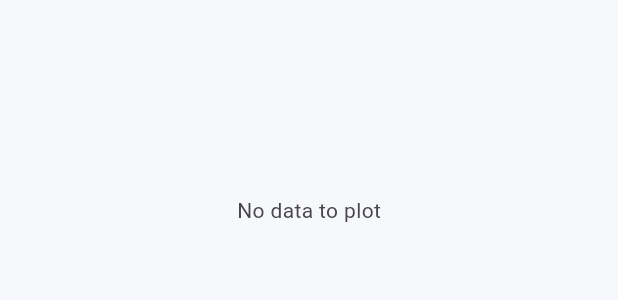
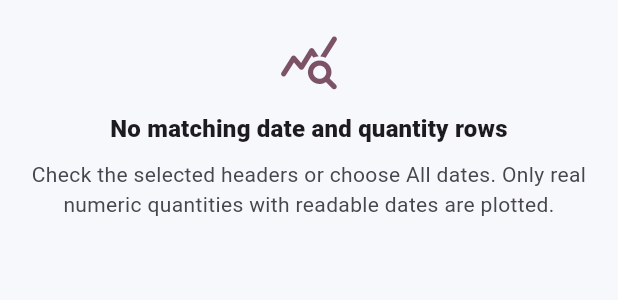
Before and after one commit to MdEnamulHaque007/BizBrain, a Flutter app: the MultiStageLineChart widget shown alone on an empty page, opened directly with empty values, on a phone screen of 412 x 824 dp. Shown: the top 300 px of the screen. Run offline on Flutter 3.47's test engine with Material 3 defaults, Android fonts, the phone set to English and light mode, and no system bars; our stand-ins replace cloud_firestore, cloud_functions, firebase_auth, firebase_core, fl_chart, flutter_riverpod and 4 more; missing offline and left inert: dart:js_interop; accounts and stored records are empty.

Commit message:
Redesign Time Lapse chart with StageSeries API and 7-day average overlay

```diff
--- a/lib/features/time_lapse/presentation/widgets/multi_stage_line_chart.dart
+++ b/lib/features/time_lapse/presentation/widgets/multi_stage_line_chart.dart
@@ -9,69 +9,68 @@ class TrendPoint {
   final double value;
 }
 
+/// One coloured production stage plotted in [MultiStageLineChart].
+class StageSeries {
+  const StageSeries({
+    required this.stageName,
+    required this.color,
+    required this.points,
+  });
+
+  final String stageName;
+  final Color color;
+  final List<TrendPoint> points;
+}
+
 /// Multi-series line chart that plots one coloured line per production stage
-/// using fl_chart. Includes an animated draw-in, per-point touch tooltips and
-/// a legend below the plot.
+/// using fl_chart. Includes an animated draw-in, per-point touch tooltips, a
+/// dashed 7-day moving average overlay and a legend below the plot.
 class MultiStageLineChart extends StatelessWidget {
   const MultiStageLineChart({
     super.key,
-    required this.stageData,
-    required this.stageColors,
+    required this.series,
     this.showMovingAverage = false,
-    this.height = 280,
+    this.movingAverageSeries,
+    this.height = 250,
   });
 
-  /// Stage name -> its trend points (already aggregated by the caller).
-  final Map<String, List<TrendPoint>> stageData;
+  final List<StageSeries> series;
+  final bool showMovingAverage;
 
-  /// Preferred colours; series beyond the list reuse the default palette.
-  final List<Color> stageColors;
-
-  /// When true, series whose name contains `avg` are drawn as dashed lines.
-  final bool showMovingAverage;
+  /// Optional precomputed 7-day average trend, drawn dashed in grey.
+  final List<TrendPoint>? movingAverageSeries;
 
   final double height;
 
   static const List<Color> _palette = <Color>[
-    Color(0xFF2563EB),
-    Color(0xFF16A34A),
-    Color(0xFFDB2777),
-    Color(0xFFF59E0B),
-    Color(0xFF7C3AED),
-    Color(0xFF0891B2),
-    Color(0xFFDC2626),
-    Color(0xFF65A30D),
+    Colors.blue,
+    Colors.green,
+    Colors.orange,
+    Colors.purple,
+    Colors.red,
+    Colors.teal,
+    Colors.pink,
+    Colors.indigo,
   ];
 
-  /// Deterministic colour per stage, cycling the palette for long lists.
-  static List<Color> colorsFor(int count) =>
-      List<Color>.generate(count, (i) => _palette[i % _palette.length]);
+  /// Deterministic colour per index, cycling the palette for long lists.
+  static Color colorFor(int index) => _palette[index % _palette.length];
 
   @override
   Widget build(BuildContext context) {
     final theme = Theme.of(context);
     final cs = theme.colorScheme;
-    final entries = stageData.entries
-        .where((entry) => entry.value.isNotEmpty)
+    final populated = series
+        .where((s) => s.points.isNotEmpty)
         .toList(growable: false);
 
-    if (entries.isEmpty) {
-      return SizedBox(
-        height: height,
-        child: Center(
-          child: Text(
-            'No data to plot',
-            style: theme.textTheme.bodyMedium?.copyWith(
-              color: cs.onSurfaceVariant,
-            ),
-          ),
-        ),
-      );
+    if (populated.isEmpty) {
+      return _emptyState(context);
     }
 
     final allDates = <DateTime>{};
-    for (final entry in entries) {
-      for (final point in entry.value) {
+    for (final entry in populated) {
+      for (final point in entry.points) {
         allDates.add(point.date);
       }
     }
@@ -80,35 +79,66 @@ class MultiStageLineChart extends StatelessWidget {
       for (var i = 0; i < dates.length; i++) dates[i]: i,
     };
 
-    final fallback = colorsFor(entries.length);
-    final colorOf = <String, Color>{
-      for (var i = 0; i < entries.length; i++)
-        entries[i].key: i < stageColors.length ? stageColors[i] : fallback[i],
-    };
-
     final bars = <LineChartBarData>[];
-    for (final entry in entries) {
-      final isAvg =
-          showMovingAverage && entry.key.toLowerCase().contains('avg');
-      final color = colorOf[entry.key]!;
-      final spots = entry.value
+    for (final entry in populated) {
+      final spots = entry.points
           .where((point) => indexOf.containsKey(point.date))
           .map((point) => FlSpot(indexOf[point.date]!.toDouble(), point.value))
           .toList(growable: false);
       bars.add(
         LineChartBarData(
           spots: spots,
-          color: color,
-          isCurved: !isAvg,
-          curveSmoothness: 0.28,
-          barWidth: isAvg ? 2 : 2.6,
+          color: entry.color,
+          isCurved: true,
+          curveSmoothness: 0.3,
+          barWidth: 2.8,
           isStrokeCapRound: true,
-          dashArray: isAvg ? const [6, 4] : null,
-          dotData: FlDotData(show: !isAvg && dates.length <= 20),
+          dotData: FlDotData(
+            show: dates.length <= 20,
+            getDotPainter: (spot, percent, bar, index) => FlDotCirclePainter(
+              radius: 3.5,
+              color: entry.color,
+              strokeWidth: 0,
+            ),
+          ),
           belowBarData: BarAreaData(
-            show: !isAvg && entries.length == 1,
-            color: color.withValues(alpha: 0.12),
+            show: true,
+            color: entry.color.withValues(alpha: 0.12),
           ),
+        ),
+      );
+    }
+
+    final avg = showMovingAverage ? movingAverageSeries : const <TrendPoint>[];
+    if (showMovingAverage && (avg == null || avg.isEmpty)) {
+      bars.add(
+        LineChartBarData(
+          spots: const <FlSpot>[],
+          color: Colors.grey,
+          isCurved: true,
+          curveSmoothness: 0.3,
+          barWidth: 2,
+          dotData: const FlDotData(show: false),
+        ),
+      );
+    } else if (showMovingAverage && avg != null) {
+      bars.add(
+        LineChartBarData(
+          spots: avg
+              .where((point) => indexOf.containsKey(point.date))
+              .map(
+                (point) =>
+                    FlSpot(indexOf[point.date]!.toDouble(), point.value),
+              )
+              .toList(growable: false),
+          color: Colors.grey.shade600,
+          isCurved: true,
+          curveSmoothness: 0.3,
+          barWidth: 2,
+          dashArray: const <int>[6, 4],
+          isStrokeCapRound: true,
+          dotData: const FlDotData(show: false),
+          belowBarData: BarAreaData(show: false),
         ),
       );
     }
@@ -116,7 +146,7 @@ class MultiStageLineChart extends StatelessWidget {
     final maxY = bars
         .expand((bar) => bar.spots)
         .fold<double>(0, (acc, spot) => spot.y > acc ? spot.y : acc);
-    final capY = maxY <= 0 ? 1.0 : maxY * 1.15;
+    final capY = maxY <= 0 ? 1.0 : maxY * 1.12;
     final titleStep = (dates.length / 6).ceil().clamp(1, dates.length);
 
     return Column(
@@ -195,7 +225,11 @@ class MultiStageLineChart extends StatelessWidget {
                 touchTooltipData: LineTouchTooltipData(
                   getTooltipColor: (_) => cs.inverseSurface,
                   getTooltipItems: (spots) => spots.map((spot) {
-                    final name = entries[spot.barIndex].key;
+                    final safeIndex = spot.barIndex.clamp(
+                      0,
+                      populated.length - 1,
+                    );
+                    final name = populated[safeIndex].stageName;
                     final date = dates[spot.x.round()];
                     return LineTooltipItem(
                       '${_formatDay(date)}/${date.year}\n'
@@ -219,11 +253,52 @@ class MultiStageLineChart extends StatelessWidget {
           spacing: 14,
           runSpacing: 8,
           children: [
-            for (final entry in entries)
-              _LegendItem(color: colorOf[entry.key]!, label: entry.key),
+            for (final entry in populated)
+              _LegendItem(
+                color: entry.color,
+                label: entry.stageName,
+                dashed: false,
+              ),
+            if (showMovingAverage)
+              _LegendItem(
+                color: Colors.grey.shade600,
+                label: '7-day avg',
+                dashed: true,
+              ),
           ],
         ),
       ],
+    );
+  }
+
+  Widget _emptyState(BuildContext context) {
+    final cs = Theme.of(context).colorScheme;
+    return Padding(
+      padding: const EdgeInsets.all(20),
+      child: Column(
+        mainAxisSize: MainAxisSize.min,
+        children: [
+          Icon(Icons.query_stats_rounded, size: 42, color: cs.tertiary),
+          const SizedBox(height: 12),
+          Text(
+            'No matching date and quantity rows',
+            textAlign: TextAlign.center,
+            style: Theme.of(
+              context,
+            ).textTheme.titleMedium?.copyWith(fontWeight: FontWeight.w800),
+          ),
+          const SizedBox(height: 8),
+          Text(
+            'Check the selected headers or choose All dates. Only real '
+            'numeric quantities with readable dates are plotted.',
+            textAlign: TextAlign.center,
+            style: Theme.of(context).textTheme.bodyMedium?.copyWith(
+              color: cs.onSurfaceVariant,
+              height: 1.45,
+            ),
+          ),
+        ],
+      ),
     );
   }
 
@@ -240,24 +315,59 @@ class MultiStageLineChart extends StatelessWidget {
 }
 
 class _LegendItem extends StatelessWidget {
-  const _LegendItem({required this.color, required this.label});
+  const _LegendItem({
+    required this.color,
+    required this.label,
+    required this.dashed,
+  });
 
   final Color color;
   final String label;
+  final bool dashed;
 
   @override
   Widget build(BuildContext context) {
     return Row(
       mainAxisSize: MainAxisSize.min,
       children: [
-        Container(
-          width: 12,
-          height: 12,
-          decoration: BoxDecoration(color: color, shape: BoxShape.circle),
-        ),
+        dashed
+            ? CustomPaint(
+                size: const Size(16, 4),
+                painter: _DashPainter(color),
+              )
+            : Container(
+                width: 16,
+                height: 4,
+                decoration: BoxDecoration(
+                  color: color,
+                  borderRadius: BorderRadius.circular(3),
+                ),
+              ),
         const SizedBox(width: 6),
         Text(label, style: Theme.of(context).textTheme.bodySmall),
       ],
     );
   }
 }
+
+class _DashPainter extends CustomPainter {
+  const _DashPainter(this.color);
+  final Color color;
+
+  @override
+  void paint(Canvas canvas, Size size) {
+    final paint = Paint()
+      ..color = color
+      ..strokeWidth = 2
+      ..strokeCap = StrokeCap.round;
+    var x = 0.0;
+    while (x < size.width) {
+      canvas.drawLine(Offset(x, size.height / 2), Offset(x + 7, size.height / 2), paint);
+      x += 10;
+    }
+  }
+
+  @override
+  bool shouldRepaint(covariant _DashPainter oldDelegate) =>
+      oldDelegate.color != color;
+}
```
Also changed, not shown: lib/features/time_lapse/presentation/screens/time_lapse_screen.dart (+34 -15 lines), 1 other file.
